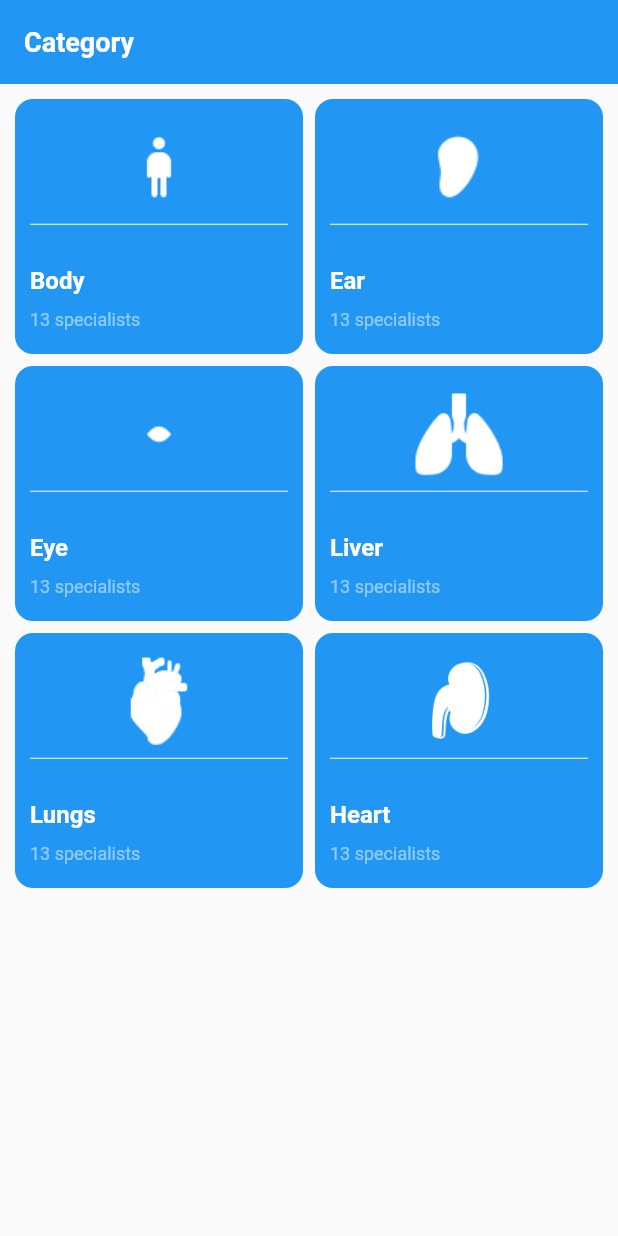
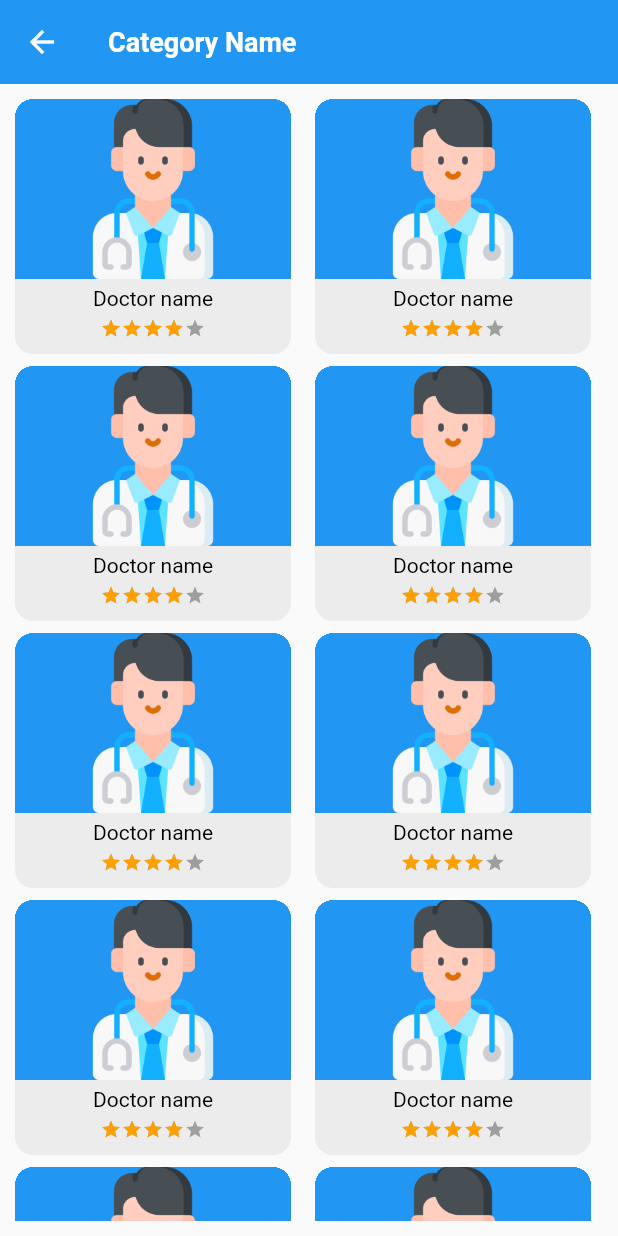
Before and after one commit to Sohag-84/Doctor-Appointment, a Flutter app: the CategoryScreen screen opened directly, after a tap on "Body", on a phone screen of 412 x 824 dp. Run offline on Flutter 3.47's test engine with Material 2 defaults, Android fonts, the phone set to English and light mode, and no system bars; drawn by our look-alikes of velocity_x; our stand-ins replace get.

Commit message:
category detials screen is designed

```diff
--- a/lib/views/category/category_screen.dart
+++ b/lib/views/category/category_screen.dart
@@ -2,6 +2,8 @@
 
 import 'package:doctor_appointment/consts/fonts.dart';
 import 'package:doctor_appointment/consts/list.dart';
+import 'package:doctor_appointment/views/category_details/category_details_screen.dart';
+import 'package:get/get.dart';
 
 import '../../consts/consts.dart';
 
@@ -33,7 +35,7 @@ class CategoryScreen extends StatelessWidget {
           ),
           itemBuilder: (context, index) {
             return InkWell(
-              onTap: () {},
+              onTap: () => Get.to(() => CategoryDetailsScreen()),
               child: Container(
                 padding: EdgeInsets.all(10),
                 decoration: BoxDecoration(
--- /dev/null
+++ b/lib/views/category_details/category_details_screen.dart
@@ -0,0 +1,71 @@
+// ignore_for_file: prefer_const_constructors
+
+import 'package:doctor_appointment/consts/consts.dart';
+import 'package:doctor_appointment/consts/fonts.dart';
+
+class CategoryDetailsScreen extends StatelessWidget {
+  const CategoryDetailsScreen({super.key});
+
+  @override
+  Widget build(BuildContext context) {
+    return Scaffold(
+      appBar: AppBar(
+        elevation: 0,
+        title: AppStyles.bold(
+          title: "Category Name",
+          color: AppColors.whiteColor,
+          size: AppSizes.size18,
+        ),
+      ),
+      body: Padding(
+        padding: const EdgeInsets.all(10.0),
+        child: GridView.builder(
+          itemCount: 10,
+          gridDelegate: SliverGridDelegateWithFixedCrossAxisCount(
+            crossAxisCount: 2,
+            mainAxisSpacing: 8,
+            crossAxisSpacing: 8,
+            mainAxisExtent: 170,
+          ),
+          itemBuilder: (context, index) {
+            return Container(
+              height: 100,
+              width: 150,
+              clipBehavior: Clip.hardEdge,
+              decoration: BoxDecoration(
+                color: AppColors.bgDarkColor,
+                borderRadius: BorderRadius.circular(12),
+              ),
+              margin: EdgeInsets.only(right: 8),
+              child: Column(
+                children: [
+                  Container(
+                    alignment: Alignment.center,
+                    //width: 120,
+                    color: AppColors.blueColor,
+                    child: Image.asset(
+                      AppAssets.imgDoctor,
+                      width: 120,
+                      fit: BoxFit.cover,
+                    ),
+                  ),
+                  5.heightBox,
+                  AppStyles.normal(title: "Doctor name"),
+                  5.heightBox,
+                  VxRating(
+                    selectionColor: AppColors.yellowColor,
+                    onRatingUpdate: (value) {},
+                    maxRating: 5,
+                    count: 5,
+                    value: 4,
+                    stepInt: true,
+                  ),
+                ],
+              ),
+            );
+          },
+        ),
+      ),
+    );
+  }
+}
--- a/lib/views/home/home_screen.dart
+++ b/lib/views/home/home_screen.dart
@@ -111,7 +111,11 @@ class _HomeScreenState extends State<HomeScreen> {
                       physics: BouncingScrollPhysics(),
                       itemCount: 3,
                       itemBuilder: (context, index) {
-                        return Container(
+                        return InkWell(
+                          onTap: () {
+                            Get.to(() => DoctorProfileScreen());
+                          },
+                          child: Container(
                             height: 100,
                             width: 150,
                             clipBehavior: Clip.hardEdge,
@@ -122,11 +126,7 @@ class _HomeScreenState extends State<HomeScreen> {
                             margin: EdgeInsets.only(right: 8),
                             child: Column(
                               children: [
-                              InkWell(
-                                onTap: () {
-                                  Get.to(() => DoctorProfileScreen());
-                                },
-                                child: Container(
+                                Container(
                                   alignment: Alignment.center,
                                   width: 150,
                                   color: AppColors.blueColor,
@@ -134,7 +134,6 @@ class _HomeScreenState extends State<HomeScreen> {
                                     AppAssets.imgDoctor,
                                     width: 100,
                                     fit: BoxFit.cover,
-                                  ),
                                   ),
                                 ),
                                 5.heightBox,
@@ -145,6 +144,7 @@ class _HomeScreenState extends State<HomeScreen> {
                                   color: Colors.black54,
                                 ),
                               ],
+                            ),
                           ),
                         );
                       },
```
Lines whose indentation alone changed are shown as unchanged.
